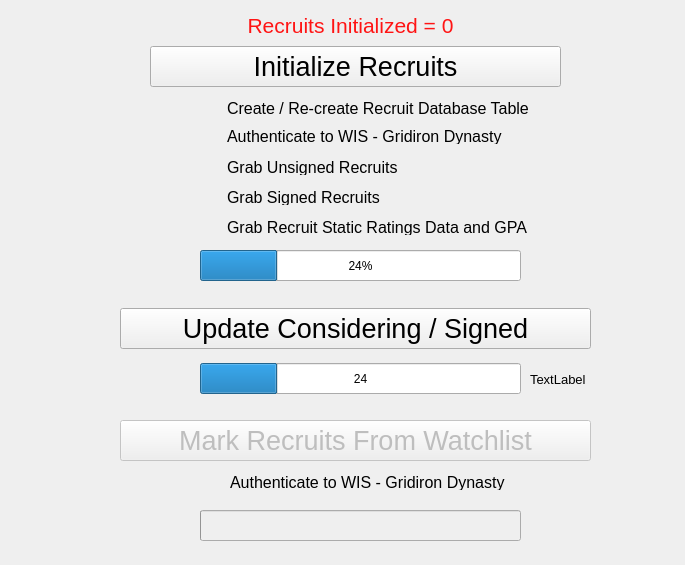
This is UI/initializerecruits.ui in ebzimny01/gd-recruit as Qt 5 draws it before an edit. The edited form follows.
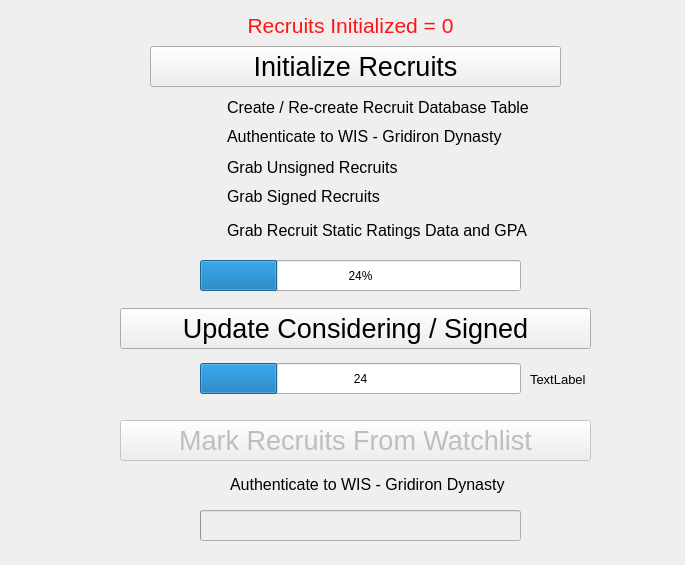
This is the edited form. Icons and pictures are not drawn.

The edit to the form file:
```diff
--- a/UI/initializerecruits.ui
+++ b/UI/initializerecruits.ui
@@ -58,7 +58,7 @@
    <property name="geometry">
     <rect>
      <x>200</x>
-     <y>250</y>
+     <y>260</y>
      <width>321</width>
      <height>31</height>
     </rect>
@@ -146,9 +146,9 @@
    <property name="geometry">
     <rect>
      <x>227</x>
-     <y>100</y>
+     <y>97</y>
      <width>341</width>
-     <height>16</height>
+     <height>21</height>
     </rect>
    </property>
    <property name="font">
@@ -203,9 +203,9 @@
    <property name="geometry">
     <rect>
      <x>227</x>
-     <y>128</y>
+     <y>126</y>
      <width>341</width>
-     <height>16</height>
+     <height>21</height>
     </rect>
    </property>
    <property name="font">
@@ -222,9 +222,9 @@
    <property name="geometry">
     <rect>
      <x>227</x>
-     <y>159</y>
+     <y>157</y>
      <width>341</width>
-     <height>16</height>
+     <height>21</height>
     </rect>
    </property>
    <property name="font">
@@ -260,9 +260,9 @@
    <property name="geometry">
     <rect>
      <x>227</x>
-     <y>189</y>
+     <y>186</y>
      <width>341</width>
-     <height>16</height>
+     <height>21</height>
     </rect>
    </property>
    <property name="font">
@@ -298,9 +298,9 @@
    <property name="geometry">
     <rect>
      <x>227</x>
-     <y>219</y>
+     <y>220</y>
      <width>341</width>
-     <height>16</height>
+     <height>21</height>
     </rect>
    </property>
    <property name="font">
@@ -317,7 +317,7 @@
    <property name="geometry">
     <rect>
      <x>197</x>
-     <y>217</y>
+     <y>221</y>
      <width>21</width>
      <height>21</height>
     </rect>
@@ -404,7 +404,7 @@
      <x>230</x>
      <y>474</y>
      <width>341</width>
-     <height>16</height>
+     <height>21</height>
     </rect>
    </property>
    <property name="font">
```
